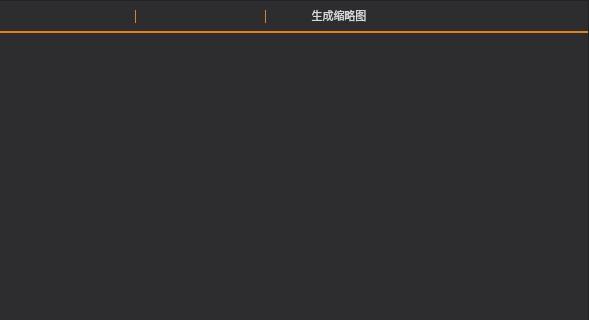
First picture: the form in ui/hdri_browser.ui, repository Yiziii/hdri_browser, before the edit; both pictures show x 81 to 670 and y 0 to 320 of the 670 by 700 pixel window.
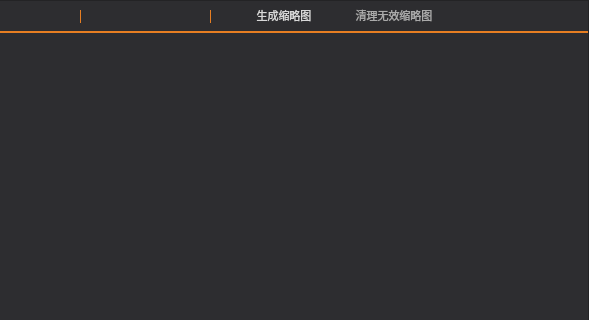
Second picture: the form after the edit.

```diff
--- a/ui/hdri_browser.ui
+++ b/ui/hdri_browser.ui
@@ -456,6 +456,42 @@
                </property>
               </widget>
              </item>
+             <item>
+              <widget class="QPushButton" name="cleanimage">
+               <property name="maximumSize">
+                <size>
+                 <width>110</width>
+                 <height>23</height>
+                </size>
+               </property>
+               <property name="font">
+                <font>
+                 <family>思源黑体</family>
+                 <pointsize>8</pointsize>
+                </font>
+               </property>
+               <property name="styleSheet">
+                <string notr="true">QPushButton {
+  	border-style:none;
+  	border: 1px solid rgb(45, 45, 48);
+	color: rgb(170, 170, 170);
+	border-radius: 5px;	
+}
+QPushButton:hover {
+	color: #E67E22;
+	background-color:rgb(45, 45, 48);
+  	border: 1px solid #E67E22;
+}
+QPushButton:pressed {	
+	color: rgb(255, 255, 255);
+	background-color:rgb(255, 118, 5) ;
+}</string>
+               </property>
+               <property name="text">
+                <string>清理无效缩略图</string>
+               </property>
+              </widget>
+             </item>
              <item>
               <widget class="QLabel" name="label_4">
                <property name="sizePolicy">
```
